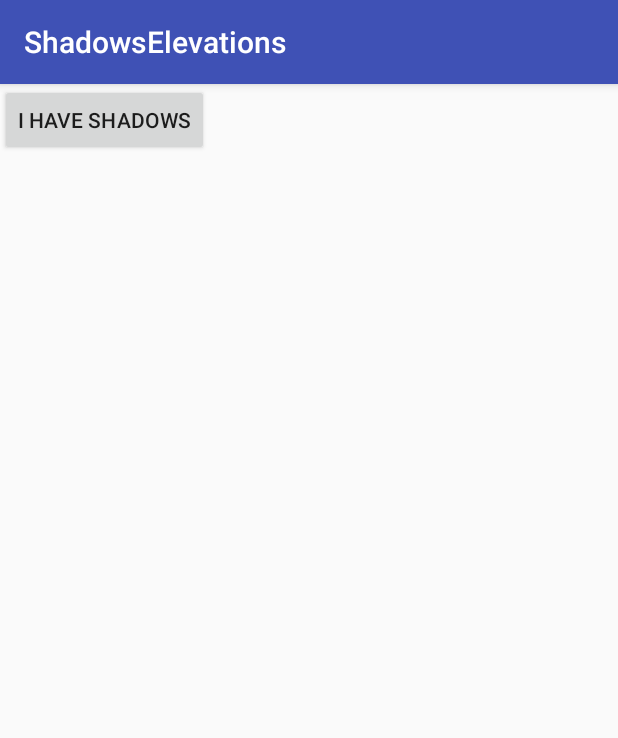
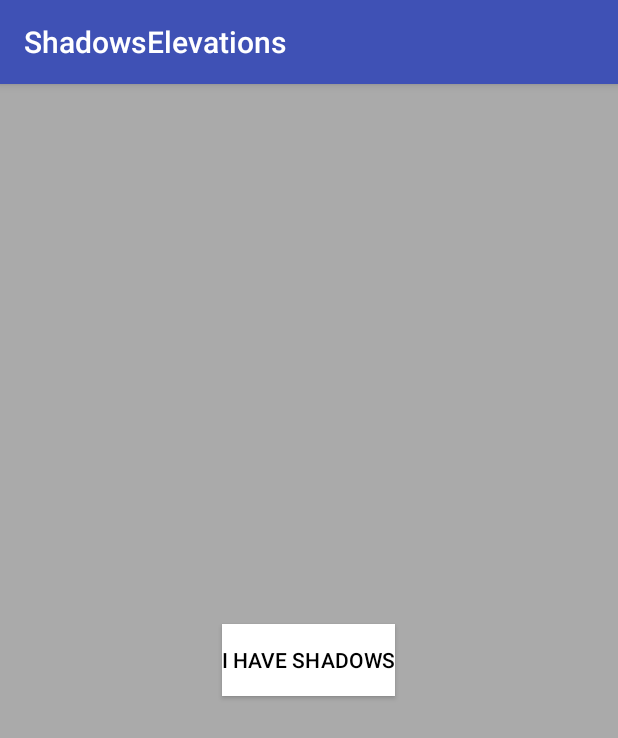
Before and after one commit to chemouna/ShadowsElevations, an Android app: the screen it shows after launch (MainActivity), on a phone screen of 412 x 824 dp. Shown: the top 738 px of the screen. Run offline under Robolectric (Android 15) with nearby library versions, the phone set to English and light mode, and no system bars.

Commit message:
Additional attr.

```diff
--- a/app/src/main/res/layout/activity_main.xml
+++ b/app/src/main/res/layout/activity_main.xml
@@ -1,17 +1,23 @@
 <?xml version="1.0" encoding="utf-8"?>
-<android.support.constraint.ConstraintLayout xmlns:android="http://schemas.android.com/apk/res/android"
+<RelativeLayout
+    xmlns:android="http://schemas.android.com/apk/res/android"
     xmlns:app="http://schemas.android.com/apk/res-auto"
     xmlns:tools="http://schemas.android.com/tools"
     android:layout_width="match_parent"
     android:layout_height="match_parent"
+    android:background="@android:color/darker_gray"
     tools:context="com.mounacheikhna.shadowselevations.MainActivity">
 
     <android.support.v7.widget.AppCompatButton
         android:layout_width="wrap_content"
         android:layout_height="wrap_content"
         android:text="I have shadows"
+        style="@style/Widget.AppCompat.Button.Colored"
+        android:background="@android:color/white"
+        android:textColor="@android:color/black"
+        android:layout_centerInParent="true"
         app:elevation="2dp"
         android:shadowDy="2"
         android:shadowRadius="4"/>
 
-</android.support.constraint.ConstraintLayout>
+</RelativeLayout>
```
